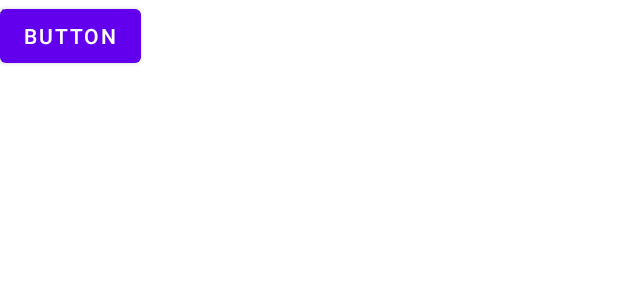
After one commit to samuel-c/CPS731_TermProject, an Android app: the layout activity_alarm.xml on its own in the app's theme, with its tools: preview values and no code run, on a phone screen of 412 x 824 dp. The commit adds this screen. Shown: the top 300 px of the screen. Run offline under Robolectric (Android 15) with nearby library versions, the phone set to English and light mode, and no system bars.

Commit message:
Alarm Ringing Function WIP #1

```diff
--- a/app/src/main/java/com/example/cps731_termproject/MainDao.java
+++ b/app/src/main/java/com/example/cps731_termproject/MainDao.java
@@ -56,6 +56,9 @@ public interface MainDao {
     @Query("SELECT * FROM alarm_table")
     List<Alarm> getAll();
 
+    @Query("SELECT * FROM alarm_table WHERE alarmName = :sName")
+    Alarm getAlarmByName(String sName);
+
     @Query("SELECT * FROM alarm_table WHERE ID = :sID")
     Alarm getAlarm(int sID);
 }
--- /dev/null
+++ b/app/src/main/res/layout/activity_alarm.xml
@@ -0,0 +1,24 @@
+<?xml version="1.0" encoding="utf-8"?>
+<androidx.constraintlayout.widget.ConstraintLayout xmlns:android="http://schemas.android.com/apk/res/android"
+    xmlns:app="http://schemas.android.com/apk/res-auto"
+    xmlns:tools="http://schemas.android.com/tools"
+    android:layout_width="match_parent"
+    android:layout_height="match_parent"
+    tools:context=".AlarmActivity">
+
+    <TextView
+        android:id="@+id/textView"
+        android:layout_width="wrap_content"
+        android:layout_height="wrap_content"
+        android:text="test"
+        tools:layout_editor_absoluteX="187dp"
+        tools:layout_editor_absoluteY="373dp" />
+
+    <Button
+        android:id="@+id/btn_alarm_off"
+        android:layout_width="wrap_content"
+        android:layout_height="wrap_content"
+        android:text="Button"
+        tools:layout_editor_absoluteX="149dp"
+        tools:layout_editor_absoluteY="170dp" />
+</androidx.constraintlayout.widget.ConstraintLayout>
```
Also changed, not shown: app/src/main/AndroidManifest.xml (+5 -2 lines), app/src/main/java/com/example/cps731_termproject/AlarmActivity.java (added, +28 -0 lines), app/src/main/java/com/example/cps731_termproject/AlarmClockAdapter.java (+31 -11 lines), app/src/main/java/com/example/cps731_termproject/AlarmDao.java (deleted, +0 -42 lines), app/src/main/java/com/example/cps731_termproject/AlarmReceiver.java (+37 -4 lines), app/src/main/java/com/example/cps731_termproject/MainActivity.java (+26 -1 lines), app/src/main/java/com/example/cps731_termproject/utils/Alarm.java (+11 -13 lines), app/src/main/java/com/example/cps731_termproject/utils/WakeLocker.java (added, +24 -0 lines).
